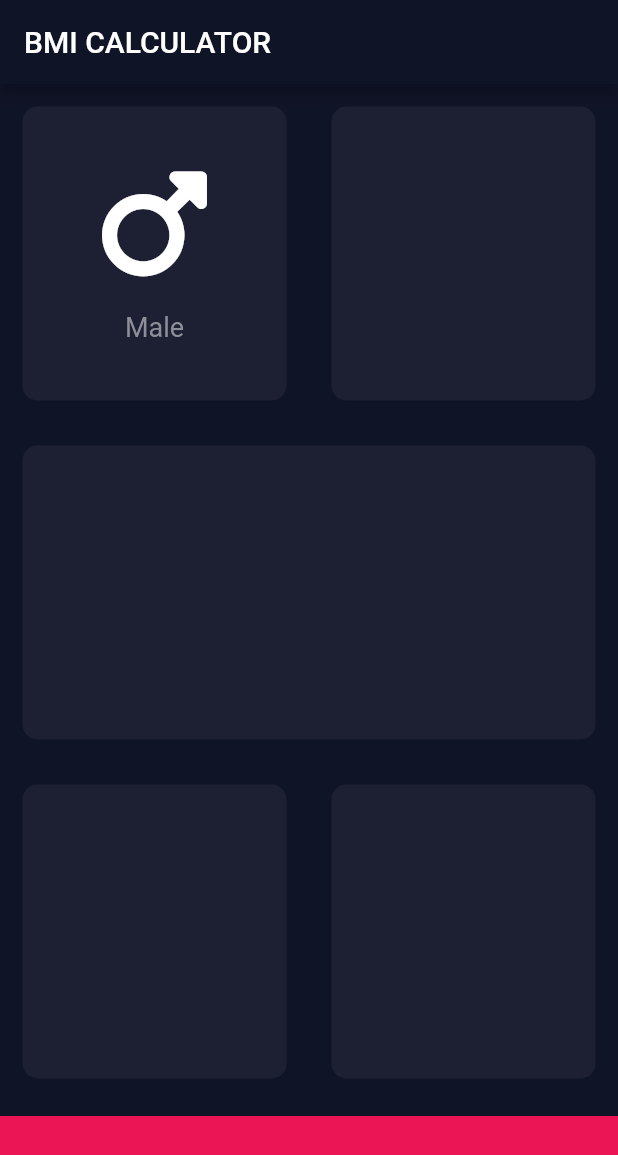
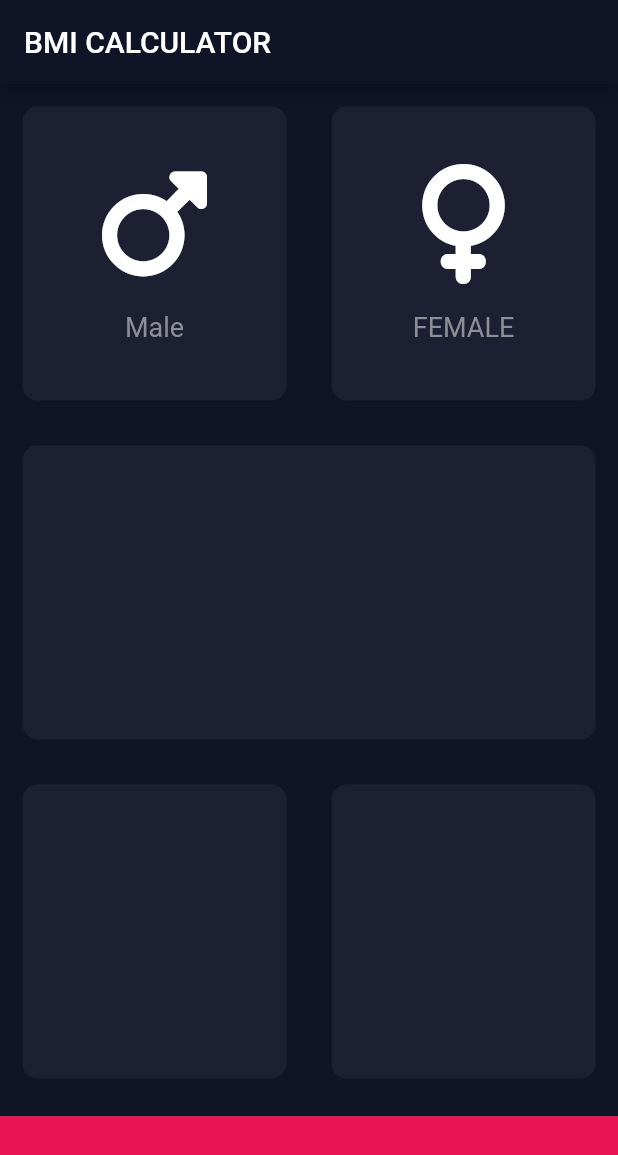
Before and after one commit to sachinNishalka/BMI-app, a Flutter app: the screen it shows after launch, on a phone screen of 412 x 824 dp. Shown: the top 1155 px of the screen. Run offline on Flutter 3.47's test engine with Material 2 defaults, Android fonts, the phone set to English and light mode, and no system bars; our stand-ins replace font_awesome_flutter.

Commit message:
used the custom card content class and made the second card

```diff
--- a/lib/input_data.dart
+++ b/lib/input_data.dart
@@ -37,7 +37,8 @@ class _InputPageState extends State<InputPage> {
                 Expanded(
                   child: roundedCard(
                     colour: roundedCardColor,
-                    cardChild: Container(),
+                    cardChild: cardContent(
+                        cardIcon: FontAwesomeIcons.venus, cardText: "FEMALE"),
                   ),
                 ),
               ],
```
